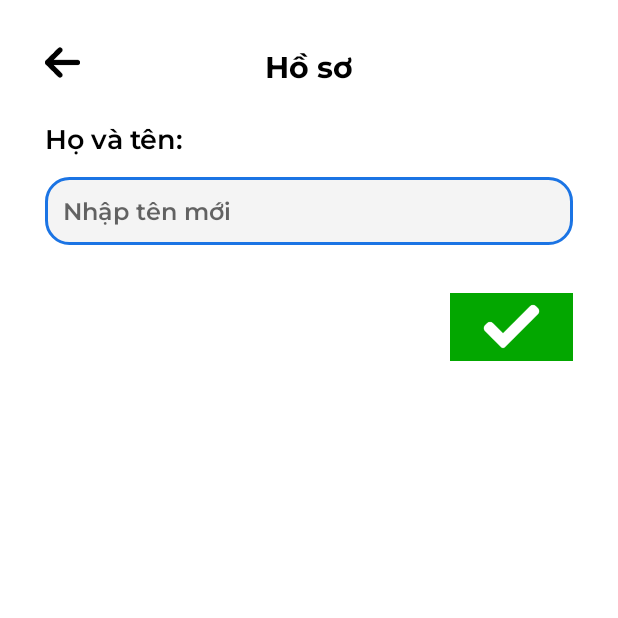
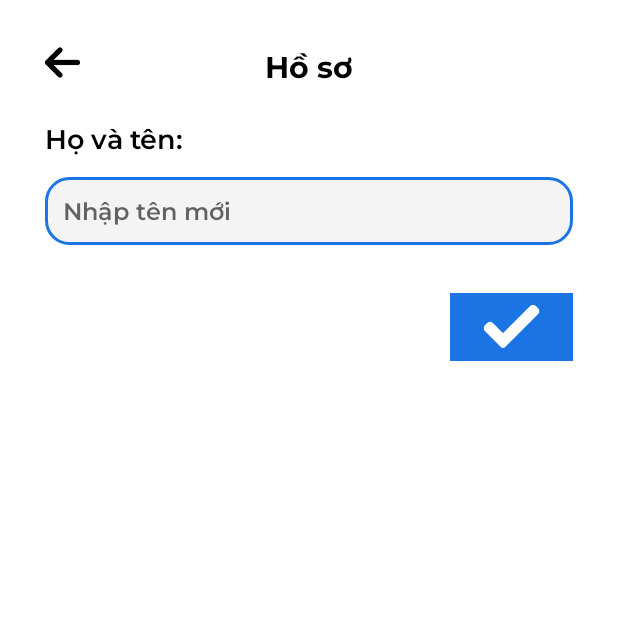
Before and after one commit to simoney199/AppAndroid, an Android app: the Editprofile screen opened directly, with no data from a screen before it, on a phone screen of 412 x 824 dp, the top half of it. Run offline under Robolectric (Android 15) with nearby library versions, the phone set to English and light mode, and no system bars; our stand-ins replace Firebase (no records; nobody signed in at launch, a user with empty details on screens opened directly).

Commit message:
Profile changes

```diff
--- a/app/src/main/res/layout/activity_forgot_password.xml
+++ b/app/src/main/res/layout/activity_forgot_password.xml
@@ -76,7 +76,7 @@
         app:layout_constraintRight_toRightOf="parent"
         android:layout_marginHorizontal="35dp"
         android:layout_marginTop="42dp"
-        android:backgroundTint="@color/green" />
+        android:backgroundTint="@color/brand_primary" />
 
 
 </androidx.constraintlayout.widget.ConstraintLayout>
--- a/app/src/main/res/layout/editprofile.xml
+++ b/app/src/main/res/layout/editprofile.xml
@@ -52,7 +52,7 @@
         android:id="@+id/btn_yes1"
         android:layout_width="82dp"
         android:layout_height="45dp"
-        android:background="@color/green"
+        android:background="@color/brand_primary"
         android:src="@drawable/check1"
         android:scaleType="fitCenter"
         app:layout_constraintTop_toBottomOf="@id/editTxt_username"
--- a/app/src/main/res/layout/item_expense.xml
+++ b/app/src/main/res/layout/item_expense.xml
@@ -41,7 +41,7 @@
             android:layout_width="26dp"
             android:layout_height="26dp"
             android:layout_gravity="center_horizontal|center"
-            android:src="@drawable/plus__5"/>
+            android:src="@drawable/plus5"/>
 
     </LinearLayout>
 
```
